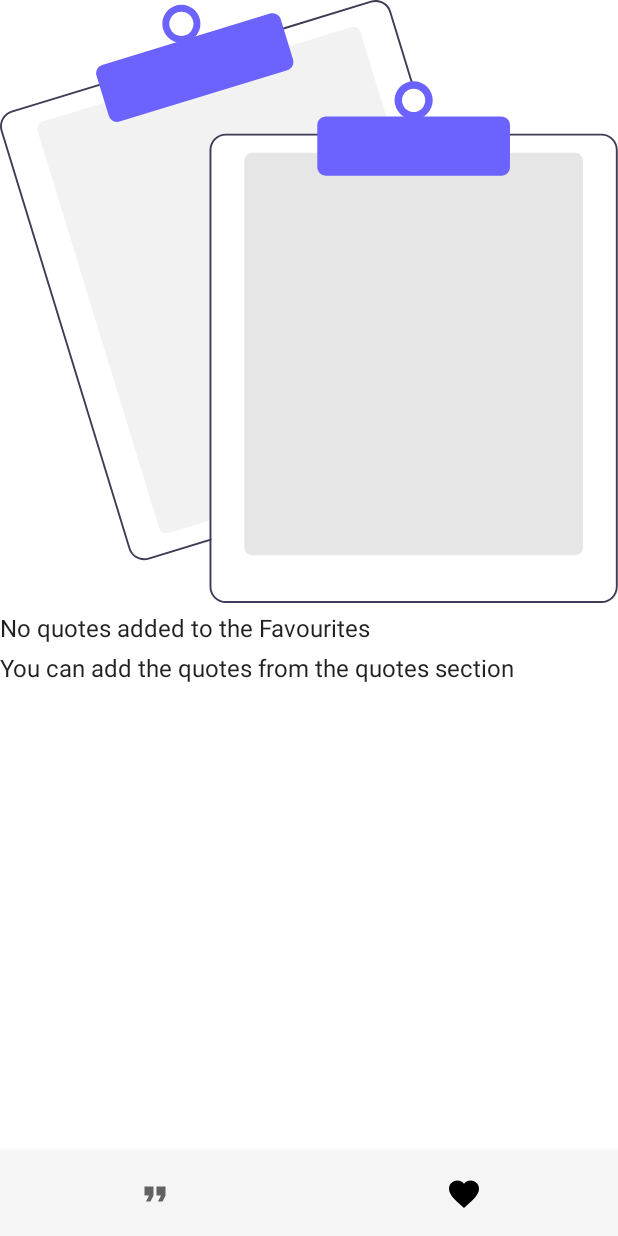
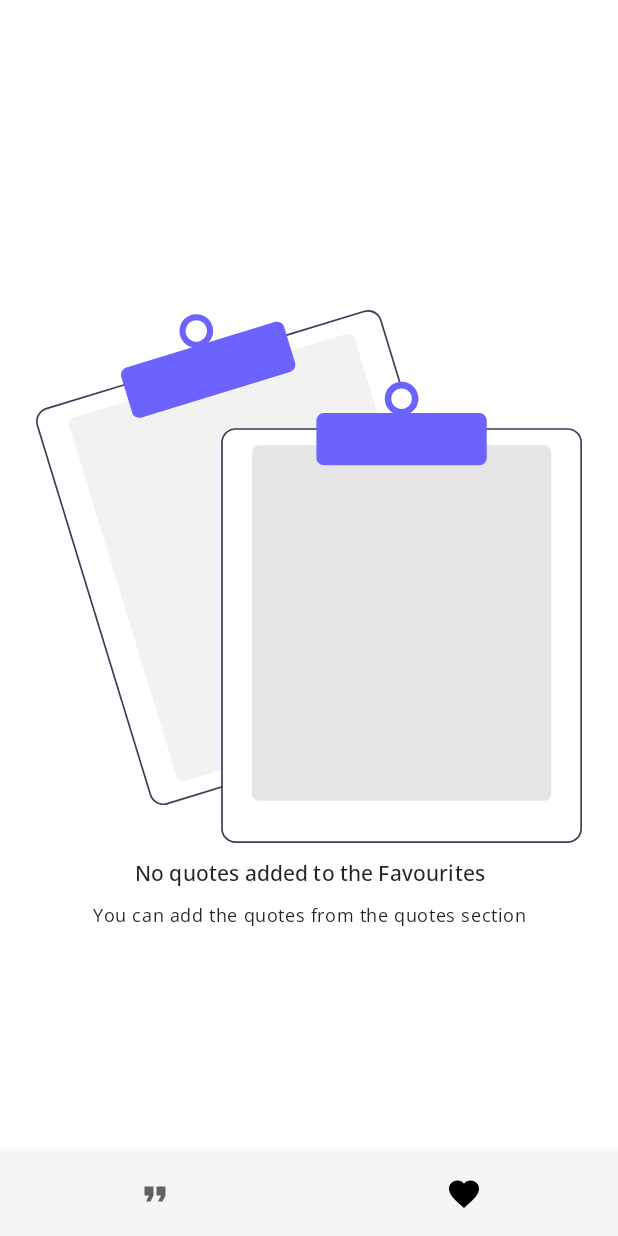
Before and after one commit to initishbhatt/Quotes, an Android app built with Jetpack Compose: the screen it shows after launch (MainActivity), item 2 of the bottom bar chosen, on a phone screen of 412 x 824 dp. Run offline under Robolectric (Android 15) with nearby library versions, the phone set to English and light mode, and no system bars; our stand-ins replace Dagger/Hilt's generated code, Room's generated code, Timber, accompanist.

Commit message:
feat(ui): update font family, add typography

```diff
--- a/app/src/main/java/com/quotes/ui/components/FavouriteCta.kt
+++ b/app/src/main/java/com/quotes/ui/components/FavouriteCta.kt
@@ -4,7 +4,7 @@ import androidx.compose.foundation.layout.padding
 import androidx.compose.material.Icon
 import androidx.compose.material.IconButton
 import androidx.compose.material.icons.Icons
-import androidx.compose.material.icons.filled.Favorite
+import androidx.compose.material.icons.outlined.Favorite
 import androidx.compose.runtime.Composable
 import androidx.compose.ui.Modifier
 import androidx.compose.ui.res.stringResource
@@ -15,7 +15,7 @@ import com.quotes.R
 fun FavouriteCta(onFavButtonClick: () -> Unit) {
     IconButton(onClick = { onFavButtonClick() }) {
         Icon(
-            imageVector = Icons.Default.Favorite,
+            imageVector = Icons.Outlined.Favorite,
             contentDescription = stringResource(R.string.favourites),
             modifier = Modifier.padding(16.dp)
         )
--- a/app/src/main/java/com/quotes/ui/components/FavouritesEmptyScreen.kt
+++ b/app/src/main/java/com/quotes/ui/components/FavouritesEmptyScreen.kt
@@ -1,22 +1,32 @@
 package com.quotes.ui.components
 
 import androidx.compose.foundation.Image
+import androidx.compose.foundation.layout.Arrangement
 import androidx.compose.foundation.layout.Column
 import androidx.compose.foundation.layout.Spacer
 import androidx.compose.foundation.layout.fillMaxSize
+import androidx.compose.foundation.layout.fillMaxWidth
 import androidx.compose.foundation.layout.height
+import androidx.compose.foundation.layout.padding
 import androidx.compose.material.Text
 import androidx.compose.runtime.Composable
 import androidx.compose.ui.Modifier
 import androidx.compose.ui.layout.ContentScale
 import androidx.compose.ui.res.painterResource
 import androidx.compose.ui.res.stringResource
+import androidx.compose.ui.text.style.TextAlign
 import androidx.compose.ui.unit.dp
 import com.quotes.R
+import com.quotes.ui.theme.appTypography
 
 @Composable
 fun FavouritesEmptyScreen() {
-    Column(modifier = Modifier.fillMaxSize()) {
+    Column(
+        modifier = Modifier
+            .fillMaxSize()
+            .padding(24.dp),
+        verticalArrangement = Arrangement.Center
+    ) {
         Image(
             painter = painterResource(id = R.drawable.ic_empty),
             contentDescription = stringResource(
@@ -25,8 +35,18 @@ fun FavouritesEmptyScreen() {
             contentScale = ContentScale.Fit
         )
         Spacer(modifier = Modifier.height(8.dp))
-        Text(text = stringResource(R.string.no_quotes))
+        Text(
+            text = stringResource(R.string.no_quotes),
+            modifier = Modifier.fillMaxWidth(),
+            textAlign = TextAlign.Center,
+            style = appTypography.subtitle2
+        )
         Spacer(modifier = Modifier.height(8.dp))
-        Text(text = stringResource(R.string.add_quotes))
+        Text(
+            text = stringResource(R.string.add_quotes),
+            modifier = Modifier.fillMaxWidth(),
+            textAlign = TextAlign.Center,
+            style = appTypography.caption
+        )
     }
 }
--- a/app/src/main/java/com/quotes/ui/components/QuoteBox.kt
+++ b/app/src/main/java/com/quotes/ui/components/QuoteBox.kt
@@ -1,7 +1,7 @@
 package com.quotes.ui.components
 
 import androidx.compose.foundation.Image
-import androidx.compose.foundation.background
+import androidx.compose.foundation.layout.Arrangement
 import androidx.compose.foundation.layout.Box
 import androidx.compose.foundation.layout.Column
 import androidx.compose.foundation.layout.Row
@@ -10,7 +10,8 @@ import androidx.compose.foundation.layout.fillMaxSize
 import androidx.compose.foundation.layout.fillMaxWidth
 import androidx.compose.foundation.layout.height
 import androidx.compose.foundation.layout.padding
-import androidx.compose.foundation.layout.width
+import androidx.compose.foundation.layout.wrapContentSize
+import androidx.compose.material.Card
 import androidx.compose.material.MaterialTheme
 import androidx.compose.material.Text
 import androidx.compose.material.icons.Icons
@@ -20,30 +21,47 @@ import androidx.compose.ui.Alignment
 import androidx.compose.ui.Modifier
 import androidx.compose.ui.platform.LocalContext
 import androidx.compose.ui.res.stringResource
+import androidx.compose.ui.text.style.TextAlign
 import androidx.compose.ui.unit.dp
 import com.quotes.R
 import com.quotes.data.model.Quote
 import com.quotes.ui.quotes.QuotesViewModel
+import com.quotes.ui.theme.appTypography
 import com.quotes.utils.share
 
 @Composable
 fun QuoteBox(viewModel: QuotesViewModel, quote: Quote) {
     val context = LocalContext.current
     Box(modifier = Modifier.fillMaxSize()) {
-        Column(
+        Card(
+            backgroundColor = MaterialTheme.colors.secondary,
+            elevation = 4.dp,
+            shape = MaterialTheme.shapes.medium,
             modifier = Modifier
-                .background(MaterialTheme.colors.secondary)
-                .padding(32.dp)
-                .align(Alignment.Center)
+                .padding(4.dp)
+                .align(Alignment.TopCenter)
                 .padding(16.dp)
         ) {
-
+            Column(modifier = Modifier.padding(8.dp)) {
+                Row(
+                    modifier = Modifier.fillMaxWidth(),
+                    horizontalArrangement = Arrangement.End
+                ) {
+                    ShareCta { context.share(quote.en.plus(" ").plus("- ${quote.author}")) }
+                    FavouriteCta { viewModel.addQuote(quote) }
+                }
                 Image(
                     imageVector = Icons.Default.FormatQuote,
                     contentDescription = stringResource(R.string.quote)
                 )
-
-            Text(text = quote.en)
+                Text(
+                    text = quote.en,
+                    modifier = Modifier
+                        .align(Alignment.CenterHorizontally)
+                        .wrapContentSize(align = Alignment.Center),
+                    style = appTypography.h5,
+                    textAlign = TextAlign.Center
+                )
 
                 Spacer(modifier = Modifier.height(8.dp))
 
@@ -62,25 +80,26 @@ fun QuoteBox(viewModel: QuotesViewModel, quote: Quote) {
                 Box(modifier = Modifier.fillMaxWidth()) {
                     Text(
                         text = quote.author,
-                    modifier = Modifier.align(Alignment.CenterEnd)
+                        modifier = Modifier.align(Alignment.CenterEnd),
+                        textAlign = TextAlign.Center,
+                        style = appTypography.subtitle2
                     )
+                }
+            }
         }
 
         Spacer(modifier = Modifier.height(16.dp))
 
-            Box(modifier = Modifier.fillMaxSize()) {
-                Row(modifier = Modifier.align(Alignment.Center)) {
-                    ShareCta { context.share(quote.en.plus(" ").plus("- ${quote.author}")) }
-
-                    Spacer(modifier = Modifier.width(32.dp))
+        Box(
+            modifier = Modifier
+                .fillMaxWidth()
+                .align(Alignment.BottomCenter)
+                .padding(bottom = 80.dp),
+            contentAlignment = Alignment.Center
+        ) {
 
             RefreshCta { viewModel.getRandomQuote() }
 
-                    Spacer(modifier = Modifier.width(32.dp))
-
-                    FavouriteCta { viewModel.addQuote(quote) }
         }
     }
 }
-    }
-}
--- a/app/src/main/java/com/quotes/ui/components/QuotesList.kt
+++ b/app/src/main/java/com/quotes/ui/components/QuotesList.kt
@@ -14,6 +14,7 @@ import androidx.compose.foundation.layout.padding
 import androidx.compose.foundation.layout.wrapContentSize
 import androidx.compose.foundation.lazy.LazyColumn
 import androidx.compose.foundation.lazy.items
+import androidx.compose.material.Card
 import androidx.compose.material.DismissDirection.EndToStart
 import androidx.compose.material.DismissValue.Default
 import androidx.compose.material.FractionalThreshold
@@ -33,9 +34,11 @@ import androidx.compose.ui.Modifier
 import androidx.compose.ui.draw.scale
 import androidx.compose.ui.graphics.Color
 import androidx.compose.ui.res.stringResource
+import androidx.compose.ui.text.style.TextAlign
 import androidx.compose.ui.unit.dp
 import com.quotes.R
 import com.quotes.data.model.Quote
+import com.quotes.ui.theme.appTypography
 import com.quotes.ui.theme.red800
 
 /**
@@ -96,12 +99,17 @@ fun QuotesView(
 
 @Composable
 fun QuotesBox(quote: Quote) {
+    Card(
+        backgroundColor = MaterialTheme.colors.secondary,
+        elevation = 4.dp,
+        shape = MaterialTheme.shapes.medium,
+        modifier = Modifier
+            .padding(8.dp)
+    ) {
         Column(
             modifier = Modifier
                 .wrapContentSize()
-            .padding(16.dp)
-            .background(MaterialTheme.colors.secondary)
-            .padding(16.dp)
+                .padding(8.dp)
         ) {
 
             Image(
@@ -110,7 +118,12 @@ fun QuotesBox(quote: Quote) {
                 stringResource(R.string.quote)
             )
 
-        Text(text = quote.en)
+            Text(
+                text = quote.en,
+                modifier = Modifier.align(Alignment.CenterHorizontally),
+                textAlign = TextAlign.Justify,
+                style = appTypography.subtitle2
+            )
 
             Spacer(modifier = Modifier.height(8.dp))
 
@@ -126,9 +139,11 @@ fun QuotesBox(quote: Quote) {
 
             Box(modifier = Modifier.fillMaxSize()) {
                 Text(
-                text = quote.author,
-                modifier = Modifier.align(Alignment.CenterEnd)
+                    text = "- ${quote.author}",
+                    modifier = Modifier.align(Alignment.CenterEnd),
+                    style = appTypography.caption
                 )
             }
         }
     }
+}
--- a/app/src/main/java/com/quotes/ui/components/RefreshCta.kt
+++ b/app/src/main/java/com/quotes/ui/components/RefreshCta.kt
@@ -1,23 +1,45 @@
 package com.quotes.ui.components
 
-import androidx.compose.foundation.layout.padding
+import androidx.compose.animation.core.LinearEasing
+import androidx.compose.animation.core.animateFloatAsState
+import androidx.compose.animation.core.tween
+import androidx.compose.foundation.layout.size
 import androidx.compose.material.Icon
 import androidx.compose.material.IconButton
-import androidx.compose.material.icons.Icons
-import androidx.compose.material.icons.filled.Refresh
 import androidx.compose.runtime.Composable
+import androidx.compose.runtime.getValue
+import androidx.compose.runtime.mutableStateOf
+import androidx.compose.runtime.remember
 import androidx.compose.ui.Modifier
+import androidx.compose.ui.draw.rotate
+import androidx.compose.ui.res.painterResource
 import androidx.compose.ui.res.stringResource
 import androidx.compose.ui.unit.dp
 import com.quotes.R
 
 @Composable
 fun RefreshCta(onRefreshButtonClick: () -> Unit) {
-    IconButton(onClick = { onRefreshButtonClick() }) {
+    val isRotated = remember {
+        mutableStateOf(false)
+    }
+    val angle: Float by animateFloatAsState(
+        targetValue = if (isRotated.value) 180f else 0f,
+        animationSpec = tween(
+            durationMillis = 500,
+            easing = LinearEasing
+        ),
+        finishedListener = { isRotated.value = false }
+    )
+    IconButton(onClick = {
+        onRefreshButtonClick()
+        isRotated.value = !isRotated.value
+    }) {
         Icon(
-            imageVector = Icons.Default.Refresh,
+            painter = painterResource(id = R.drawable.ic_refresh),
             contentDescription = stringResource(R.string.refresh),
-            modifier = Modifier.padding(16.dp)
+            modifier = Modifier
+                .rotate(angle)
+                .size(64.dp)
         )
     }
 }
--- a/app/src/main/java/com/quotes/ui/theme/Theme.kt
+++ b/app/src/main/java/com/quotes/ui/theme/Theme.kt
@@ -30,7 +30,7 @@ fun QuotesTheme(darkTheme: Boolean = isSystemInDarkTheme(), content: @Composable
 
     MaterialTheme(
         colors = colors,
-        typography = Typography,
+        typography = appTypography,
         shapes = Shapes,
         content = content
     )
--- a/app/src/main/java/com/quotes/ui/theme/Type.kt
+++ b/app/src/main/java/com/quotes/ui/theme/Type.kt
@@ -1,28 +1,56 @@
 package com.quotes.ui.theme
 
 import androidx.compose.material.Typography
-import androidx.compose.ui.text.TextStyle
+import androidx.compose.ui.text.font.Font
 import androidx.compose.ui.text.font.FontFamily
+import androidx.compose.ui.text.font.FontStyle
 import androidx.compose.ui.text.font.FontWeight
-import androidx.compose.ui.unit.sp
+import com.quotes.R
+
+private val appFontFamily = FontFamily(
+    fonts = listOf(
+        Font(
+            resId = R.font.open_sans_bold,
+            weight = FontWeight.W700,
+            style = FontStyle.Normal
+        ),
+        Font(
+            resId = R.font.open_sans_semi_bold,
+            weight = FontWeight.W600,
+            style = FontStyle.Normal
+        ),
+        Font(
+            resId = R.font.open_sans_medium,
+            weight = FontWeight.W500,
+            style = FontStyle.Normal
+        ),
+        Font(
+            resId = R.font.open_sans_regular,
+            weight = FontWeight.W400,
+            style = FontStyle.Normal
+        ),
+        Font(
+            resId = R.font.open_sans_light,
+            weight = FontWeight.W300,
+            style = FontStyle.Normal
+        )
+    )
+)
 
 // Set of Material typography styles to start with
-val Typography = Typography(
-    body1 = TextStyle(
-        fontFamily = FontFamily.Default,
-        fontWeight = FontWeight.Normal,
-        fontSize = 16.sp
-    )
-    /* Other default text styles to override
-    button = TextStyle(
-        fontFamily = FontFamily.Default,
-        fontWeight = FontWeight.W500,
-        fontSize = 14.sp
-    ),
-    caption = TextStyle(
-        fontFamily = FontFamily.Default,
-        fontWeight = FontWeight.Normal,
-        fontSize = 12.sp
-    )
-    */
+private val defaultTypography = Typography()
+val appTypography = Typography(
+    h1 = defaultTypography.h1.copy(fontFamily = appFontFamily),
+    h2 = defaultTypography.h2.copy(fontFamily = appFontFamily),
+    h3 = defaultTypography.h3.copy(fontFamily = appFontFamily),
+    h4 = defaultTypography.h4.copy(fontFamily = appFontFamily),
+    h5 = defaultTypography.h5.copy(fontFamily = appFontFamily),
+    h6 = defaultTypography.h6.copy(fontFamily = appFontFamily),
+    subtitle1 = defaultTypography.subtitle1.copy(fontFamily = appFontFamily),
+    subtitle2 = defaultTypography.subtitle2.copy(fontFamily = appFontFamily),
+    body1 = defaultTypography.body1.copy(fontFamily = appFontFamily),
+    body2 = defaultTypography.body2.copy(fontFamily = appFontFamily),
+    button = defaultTypography.button.copy(fontFamily = appFontFamily),
+    caption = defaultTypography.caption.copy(fontFamily = appFontFamily),
+    overline = defaultTypography.overline.copy(fontFamily = appFontFamily)
 )
--- /dev/null
+++ b/app/src/main/res/drawable/ic_refresh.xml
@@ -0,0 +1,8 @@
+<vector android:autoMirrored="true" android:height="16dp"
+    android:viewportHeight="40" android:viewportWidth="40"
+    android:width="16dp" xmlns:android="http://schemas.android.com/apk/res/android">
+    <path android:fillColor="#8bb7f0" android:pathData="M4.207,35.5l2.573,-2.574l-0.328,-0.353C3.259,29.143 1.5,24.677 1.5,20C1.5,9.799 9.799,1.5 20,1.5c0.776,0 1.598,0.062 2.5,0.19v4.032C21.661,5.575 20.823,5.5 20,5.5C12.005,5.5 5.5,12.005 5.5,20c0,3.578 1.337,7.023 3.765,9.701l0.353,0.389l2.883,-2.883V35.5H4.207z"/>
+    <path android:fillColor="#4e7ab5" android:pathData="M20,2c0.627,0 1.287,0.042 2,0.129v3.009C21.33,5.046 20.661,5 20,5C11.729,5 5,11.729 5,20c0,3.702 1.383,7.267 3.894,10.037l0.705,0.778l0.743,-0.743L12,28.414V35H5.414l1.379,-1.379l0.682,-0.682l-0.657,-0.706C3.711,28.895 2,24.551 2,20C2,10.075 10.075,2 20,2M20,1C9.507,1 1,9.507 1,20c0,4.994 1.934,9.527 5.086,12.914L3,36h10V26l-3.365,3.365C7.387,26.885 6,23.612 6,20c0,-7.732 6.268,-14 14,-14c1.031,0 2.033,0.119 3,0.33V1.259C22.02,1.104 21.023,1 20,1L20,1z"/>
+    <path android:fillColor="#8bb7f0" android:pathData="M20,38.5c-0.776,0 -1.598,-0.062 -2.5,-0.19v-4.032c0.839,0.147 1.677,0.222 2.5,0.222c7.995,0 14.5,-6.505 14.5,-14.5c0,-3.583 -1.336,-7.03 -3.761,-9.706l-0.353,-0.389L27.5,12.793V4.5h8.293l-2.581,2.582l0.328,0.354C36.738,10.872 38.5,15.334 38.5,20C38.5,30.201 30.201,38.5 20,38.5z"/>
+    <path android:fillColor="#4e7ab5" android:pathData="M34.586,5l-1.387,1.387l-0.682,0.682l0.657,0.706C36.286,11.119 38,15.461 38,20c0,9.925 -8.075,18 -18,18c-0.627,0 -1.287,-0.042 -2,-0.129v-3.009C18.67,34.954 19.339,35 20,35c8.271,0 15,-6.729 15,-15c0,-3.708 -1.381,-7.274 -3.89,-10.041l-0.705,-0.778l-0.743,0.743L28,11.586V5H34.586M37,4H27v10l3.369,-3.369C32.618,13.111 34,16.388 34,20c0,7.732 -6.268,14 -14,14c-1.031,0 -2.033,-0.119 -3,-0.33v5.071C17.98,38.896 18.977,39 20,39c10.493,0 19,-8.507 19,-19c0,-4.993 -1.942,-9.519 -5.094,-12.906L37,4L37,4z"/>
+</vector>
```
Also changed, not shown: app/src/main/res/font/open_sans_bold.ttf (added), app/src/main/res/font/open_sans_light.ttf (added), app/src/main/res/font/open_sans_medium.ttf (added), app/src/main/res/font/open_sans_regular.ttf (added), app/src/main/res/font/open_sans_semi_bold.ttf (added), 2 other files. Lines whose indentation alone changed are shown as unchanged.
